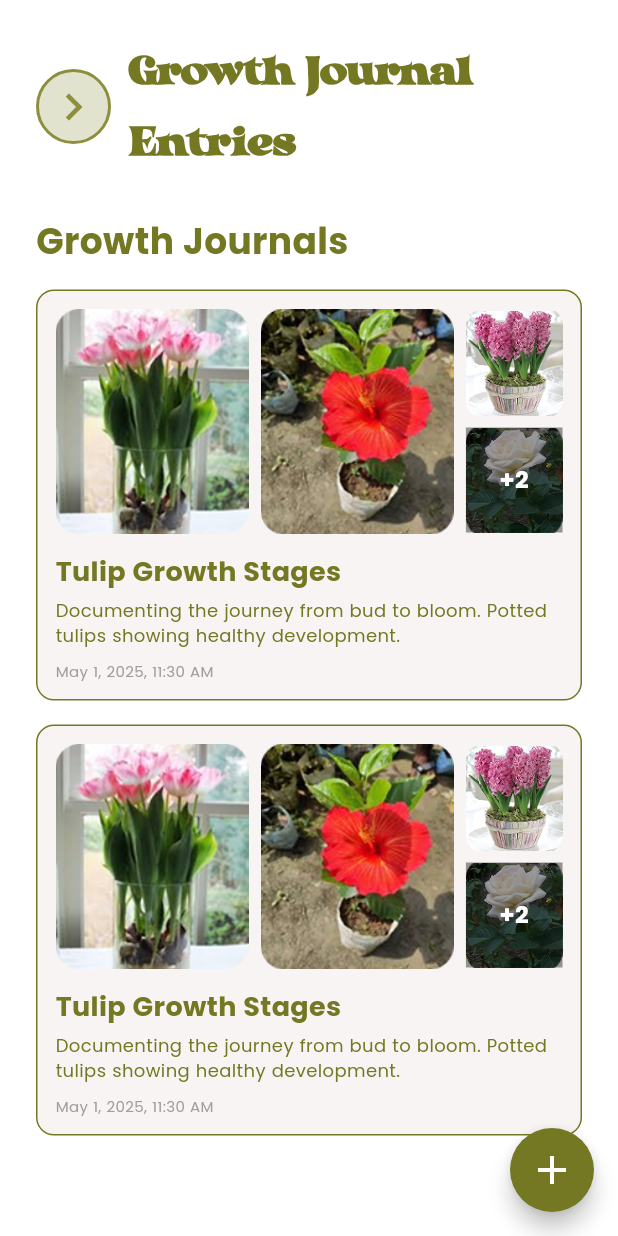
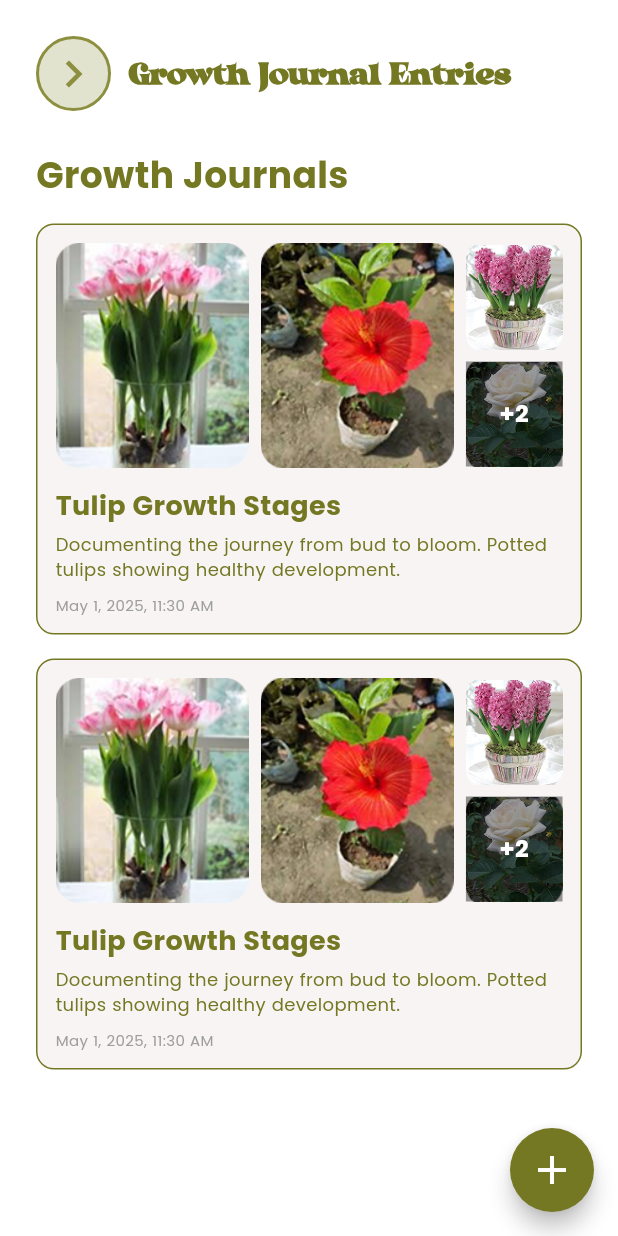
Before and after one commit to breamier/sproutly, a Flutter app: the GrowthJournalEntriesScreen screen opened directly, on a phone screen of 412 x 824 dp. Run offline on Flutter 3.47's test engine with Material 3 defaults, Android fonts, the phone set to English and light mode, and no system bars; our stand-ins replace cloud_firestore, firebase_core, flutter_local_notifications, flutter_timezone, permission_handler, timezone; accounts and stored records are empty.

Commit message:
Growth Journal Revamp32

```diff
--- a/lib/screens/growthjournal_entries_screen.dart
+++ b/lib/screens/growthjournal_entries_screen.dart
@@ -75,11 +75,11 @@ class GrowthJournalEntriesScreen extends StatelessWidget {
                   ),
                   const SizedBox(width: 12),
                   Text(
-                    'Growth Journal\nEntries',
+                    'Growth Journal Entries',
                     style: TextStyle(
                       fontFamily: 'Curvilingus',
                       fontWeight: FontWeight.w700,
-                      fontSize: (MediaQuery.of(context).size.width * 0.08)
+                      fontSize: (MediaQuery.of(context).size.width * 0.05)
                           .clamp(24.0, 38.0),
                       color: const Color(0xFF747822),
                     ),
```
